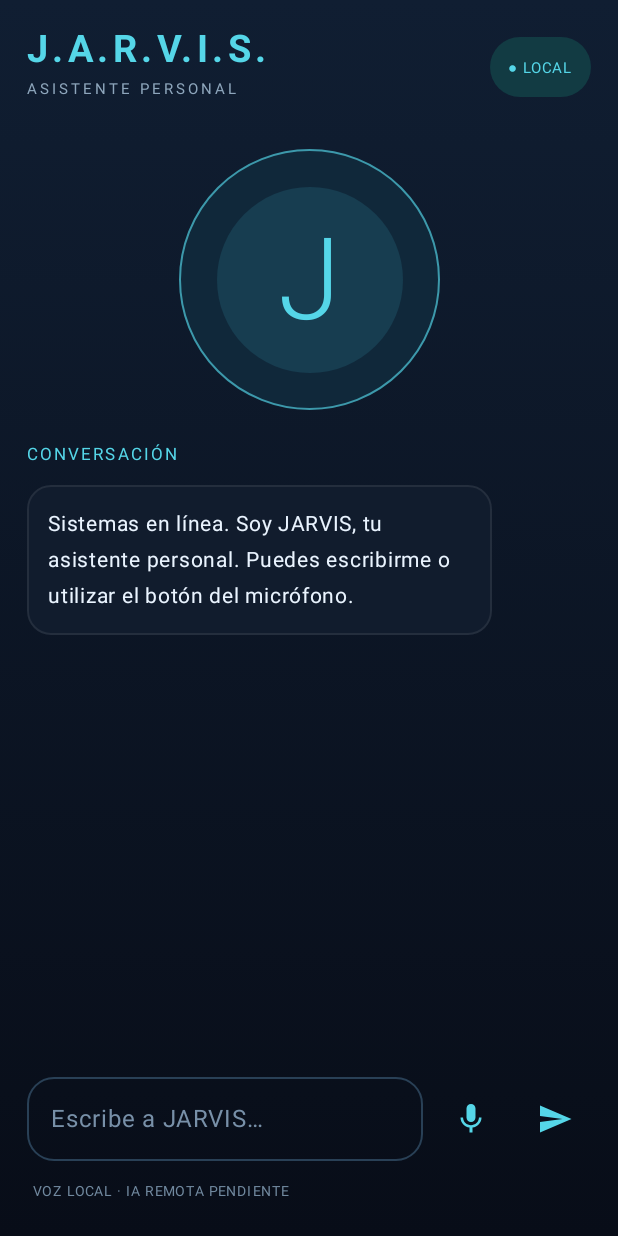
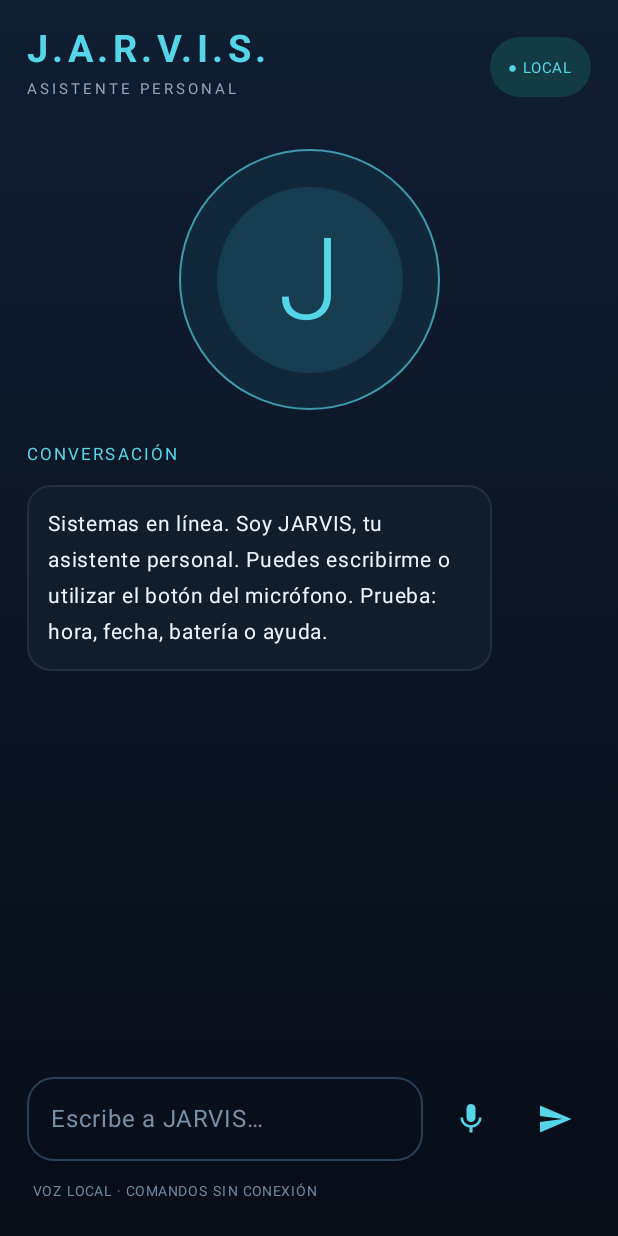
Before and after one commit to cristoferechevaleta08-max/Jarvis, an Android app built with Jetpack Compose: the screen it shows after launch (MainActivity), on a phone screen of 412 x 824 dp. Run offline under Robolectric (Android 15) with nearby library versions, the phone set to English and light mode, and no system bars.

Commit message:
Connect offline command processor to chat

```diff
--- a/app/src/main/java/com/jarvis/assistant/MainActivity.kt
+++ b/app/src/main/java/com/jarvis/assistant/MainActivity.kt
@@ -96,12 +96,12 @@ class MainActivity : ComponentActivity() {
 private fun JarvisScreen(onSpeak: (String) -> Unit) {
     val context = LocalContext.current
     var input by remember { mutableStateOf("") }
-    var voiceStatus by remember { mutableStateOf("VOZ LOCAL · IA REMOTA PENDIENTE") }
+    var voiceStatus by remember { mutableStateOf("VOZ LOCAL · COMANDOS SIN CONEXIÓN") }
     val messages = remember(context) {
         mutableStateListOf<ChatMessage>().apply {
             addAll(loadConversation(context))
             if (isEmpty()) {
-                add(ChatMessage("Sistemas en línea. Soy JARVIS, tu asistente personal. Puedes escribirme o utilizar el botón del micrófono.", false))
+                add(ChatMessage("Sistemas en línea. Soy JARVIS, tu asistente personal. Puedes escribirme o utilizar el botón del micrófono. Prueba: hora, fecha, batería o ayuda.", false))
             }
         }
     }
@@ -110,7 +110,8 @@ private fun JarvisScreen(onSpeak: (String) -> Unit) {
         val text = userText.trim()
         if (text.isNotEmpty()) {
             messages.add(ChatMessage(text, true))
-            val reply = "He recibido tu mensaje. Mi interfaz y voz local están operativas. Para responder con inteligencia artificial avanzada falta conectar un servidor seguro."
+            val reply = processLocalCommand(context, text)
+                ?: "He recibido tu mensaje. La interfaz, la voz local y los comandos básicos funcionan. Para mantener una conversación inteligente sobre cualquier tema todavía falta conectar el servidor de IA."
             messages.add(ChatMessage(reply, false))
             if (messages.size > MAX_SAVED_MESSAGES) {
                 repeat(messages.size - MAX_SAVED_MESSAGES) { messages.removeAt(0) }
```
